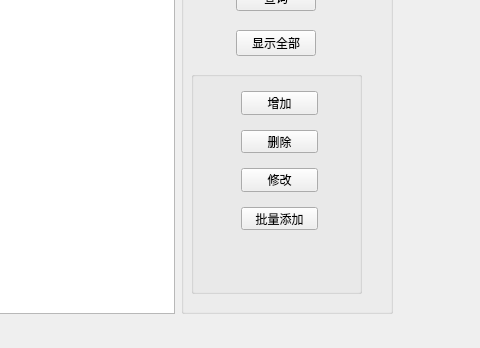
Before: the Qt Designer form PhoneBook.ui in yao901213/GuardCoop, drawn with Qt 5; both pictures show x 278 to 758 and y 127 to 475 of the 758 by 475 pixel window.
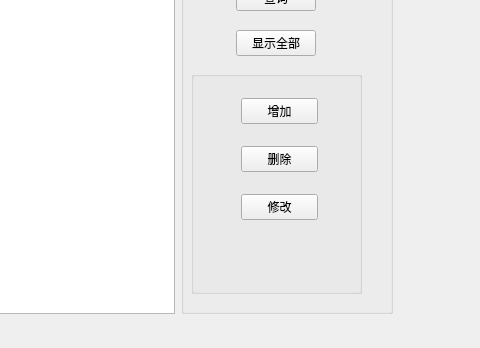
After: the same form once the commit is applied.

The edit to the form file:
```diff
--- a/PhoneBook.ui
+++ b/PhoneBook.ui
@@ -124,13 +124,6 @@
               </property>
              </widget>
             </item>
-            <item>
-             <widget class="QPushButton" name="pushButton">
-              <property name="text">
-               <string>批量添加</string>
-              </property>
-             </widget>
-            </item>
            </layout>
           </widget>
          </widget>
```
Left out of the diff: 1 changed line with no effect on the pictures.
